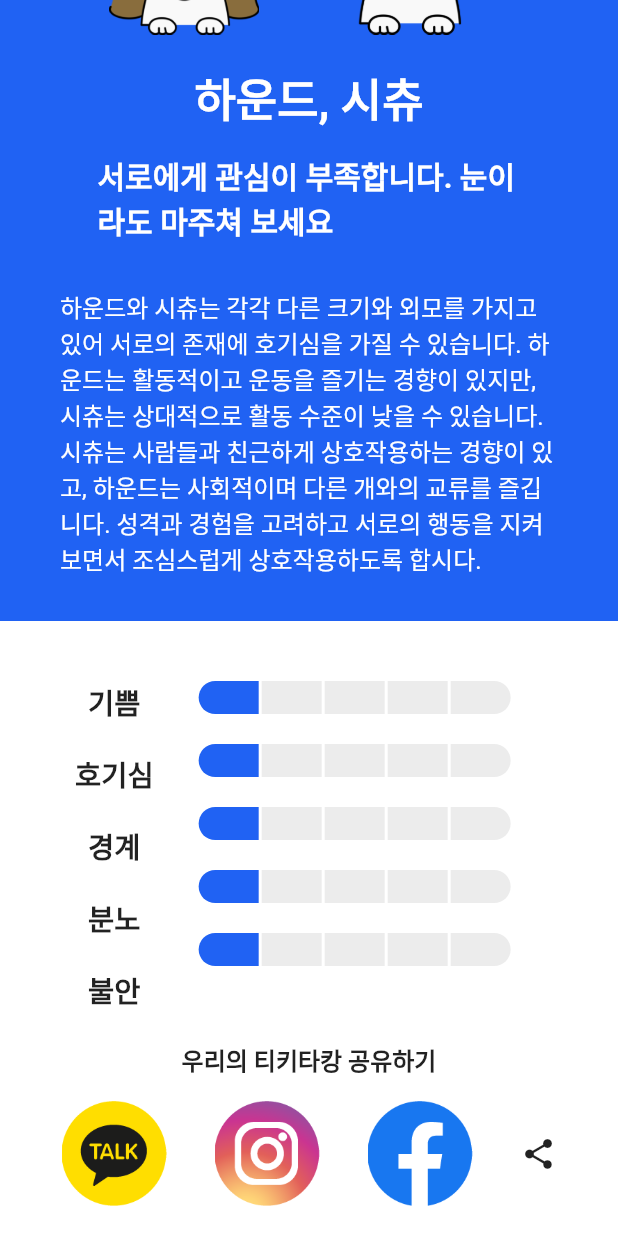
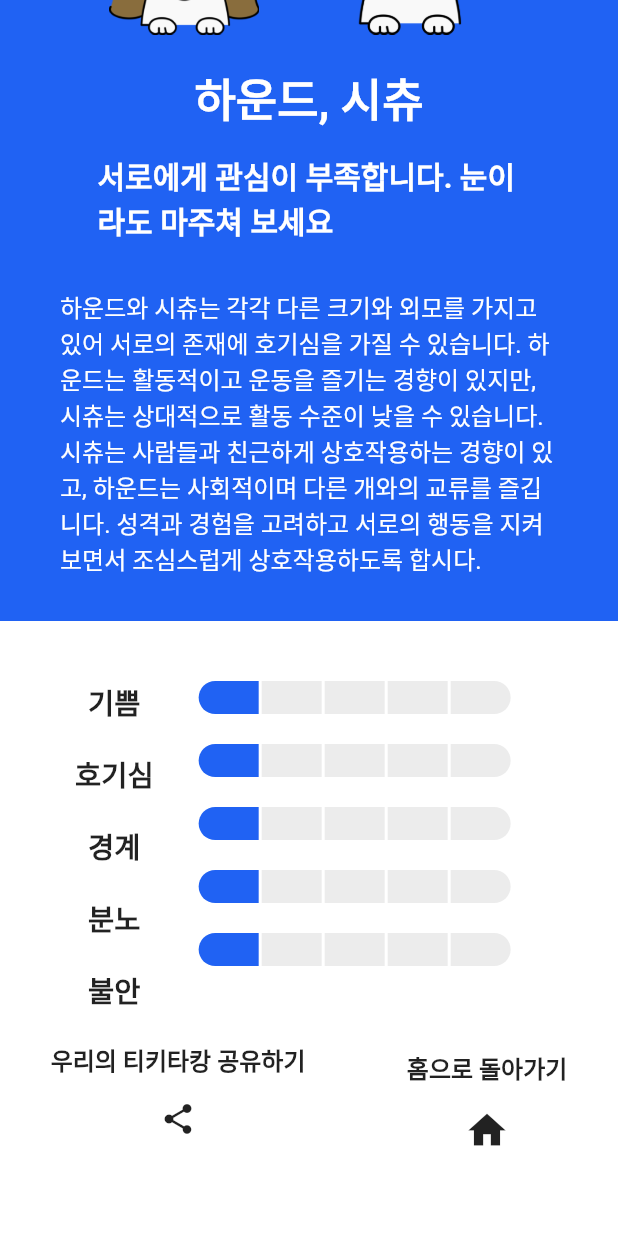
Before and after one commit to haeun930515/text_analyzer, a Flutter app: the ResultScreen screen opened directly with empty values, scrolled down 247 dp, on a phone screen of 412 x 824 dp. Run offline on Flutter 3.47's test engine with Material 2 defaults, Android fonts, the phone set to English and light mode, and no system bars; our stand-ins replace firebase_core, firebase_storage, flutter_dotenv, image_picker, page_view_dot_indicator; missing offline and left inert: flutter_share, google_mlkit_text_recognition, kakao_flutter_sdk; accounts and stored records are empty.

Commit message:
준최종

```diff
--- a/lib/main.dart
+++ b/lib/main.dart
@@ -27,10 +27,6 @@ void main() async {
     javaScriptAppKey: dotenv.env['KAKAO_JS_APP_KEY']!,
   );
 
-  // //스토리지 테스트
-  // FirebaseStorage firebaseStorage = FirebaseStorage.instance;
-  // Reference ref = firebaseStorage.ref("test/text");
-  // ref.putString("test");
   // 카카오 로그인 해시 키 받는 함수
   hasykey();
 
--- a/lib/model/text_model.dart
+++ b/lib/model/text_model.dart
@@ -1,7 +1,7 @@
 /// ChatAISendModel - AI 채팅 API 전달값
 class TextSendModel {
   final String text;
-  final String model = "gpt-4";
+  final String model = "gpt-3.5-turbo";
 
   TextSendModel(this.text);
 
--- a/lib/provider/openai_provider.dart
+++ b/lib/provider/openai_provider.dart
@@ -40,6 +40,7 @@ class OpenAIProvider with ChangeNotifier {
       } else {
         _answer = '응답을 불러오지 못했습니다. 다시 시도해주세요.';
         print("API CALL FAILED");
+        print(response.body);
         notifyListeners();
       }
     }
--- a/lib/ui/result/result_screen.dart
+++ b/lib/ui/result/result_screen.dart
@@ -5,10 +5,7 @@ import 'dart:typed_data';
 import 'package:firebase_storage/firebase_storage.dart';
 import 'package:flutter/material.dart';
 import 'package:provider/provider.dart';
-import 'package:social_share/social_share.dart';
 import 'package:text_analyzer/model/score_model.dart';
-import 'package:text_analyzer/provider/facebook_provider.dart';
-import 'package:text_analyzer/provider/insta_provider.dart';
 import 'package:text_analyzer/provider/kakao_provider.dart';
 import 'package:text_analyzer/provider/result_provider.dart';
 import 'package:text_analyzer/provider/share_provider.dart';
@@ -19,6 +16,7 @@ import 'dart:ui' as ui;
 
 import 'package:flutter/rendering.dart';
 import 'package:path_provider/path_provider.dart';
+import 'package:text_analyzer/utils/loading_indicator.dart';
 
 class ResultScreen extends StatefulWidget {
   const ResultScreen({super.key, required this.sm});
@@ -54,6 +52,7 @@ class _ResultScreenState extends State<ResultScreen> {
   Future<String> capture(GlobalKey globalKey) async {
     print("START CAPTURE");
     _isLoading = true;
+    LoadingIndicator(context);
     Completer<String> completer = Completer<String>();
     try {
       var renderObject = globalKey.currentContext?.findRenderObject();
@@ -77,7 +76,7 @@ class _ResultScreenState extends State<ResultScreen> {
         print(ref.getDownloadURL());
         completer.complete(imagePath);
         _isLoading = false;
-        print(_isLoading);
+
         return ref.getDownloadURL();
       } else {
         completer.completeError("Could not capture the image.");
@@ -289,59 +288,25 @@ class _ResultScreenState extends State<ResultScreen> {
             color: Colors.white,
             child: Column(
               children: [
+                Row(
+                  mainAxisAlignment: MainAxisAlignment.spaceAround,
+                  children: [
+                    //공유하기 버튼
+
+                    Column(
+                      children: [
                         Container(
                           child: const Text(
                             "우리의 티키타캉 공유하기",
-                    style: TextStyle(fontSize: 16, fontWeight: FontWeight.bold),
-                  ),
-                ),
-                Row(
-                  mainAxisAlignment: MainAxisAlignment.center,
-                  children: [
-                    //공유하기 버튼
-                    //카카오 공유하기 버튼
-                    GestureDetector(
-                        onTap: () async {
-                          imageUrl = await capture(globalKey);
-                          kakaoProvider.kakaoShare(context, imageUrl);
-                        },
-                        child: KakaoShareButton(
-                          text: '카카오',
-                          imageUrl: imageUrl,
-                        )),
-                    // 인스타 공유하기 버튼
-                    GestureDetector(
-                      onTap: () async {
-                        imageUrl = await capture(globalKey);
-                        SocialShare.shareInstagramStory(
-                          appId: "1300785473839184",
-                          imagePath: imagePath,
-                        );
-                        // imageUrl = await capture(globalKey);
-                        // instarProvider.instarShare(imageUrl);
-                      },
-                      child: InstarShareButton(
-                        text: '인스타',
-                        globalKey: globalKey,
-                      ),
-                    ),
-                    // 페이스북 공유하기 버튼
-                    GestureDetector(
-                      onTap: () async {
-                        imageUrl = await capture(globalKey);
-                        SocialShare.shareFacebookStory(
-                          appId: "1300785473839184",
-                          imagePath: imagePath,
-                        );
-                      },
-                      child: FacebookShareButton(
-                        text: '페이스북',
-                        globalKey: globalKey,
+                            style: TextStyle(
+                                fontSize: 16, fontWeight: FontWeight.bold),
                           ),
                         ),
                         GestureDetector(
                           onTap: () async {
                             imageUrl = await capture(globalKey);
+
+                            Navigator.of(context).pop();
                             imageShareProvider.imageShare(imagePath);
                           },
                           child: ImageShareButton(
@@ -350,9 +315,35 @@ class _ResultScreenState extends State<ResultScreen> {
                         ),
                       ],
                     ),
+                    Column(
+                      children: [
+                        Container(
+                          child: const Text(
+                            "홈으로 돌아가기",
+                            style: TextStyle(
+                                fontSize: 16, fontWeight: FontWeight.bold),
+                          ),
+                        ),
+                        const SizedBox(
+                          height: 15,
+                        ),
+                        InkWell(
+                          onTap: () {
+                            Navigator.popUntil(
+                                context, ModalRoute.withName('/'));
+                          },
+                          child: const Icon(
+                            Icons.home,
+                            size: 30,
+                          ),
+                        )
+                      ],
+                    )
+                  ],
+                ),
                 const SizedBox(
                   height: 50,
-                )
+                ),
               ],
             ),
           )
@@ -361,54 +352,14 @@ class _ResultScreenState extends State<ResultScreen> {
       ),
     );
 
-    var bodyProgress = Container(
-      child: Stack(
-        children: <Widget>[
-          body,
-          Container(
-            alignment: AlignmentDirectional.center,
-            decoration: const BoxDecoration(
-              color: Colors.white70,
-            ),
-            child: Container(
-              decoration: BoxDecoration(
-                  color: Colors.blue[200],
-                  borderRadius: BorderRadius.circular(10.0)),
-              width: 300.0,
-              height: 200.0,
-              alignment: AlignmentDirectional.center,
-              child: Column(
-                crossAxisAlignment: CrossAxisAlignment.center,
-                mainAxisAlignment: MainAxisAlignment.center,
-                children: <Widget>[
-                  const Center(
-                    child: SizedBox(
-                      height: 50.0,
-                      width: 50.0,
-                      child: CircularProgressIndicator(
-                        value: null,
-                        strokeWidth: 7.0,
-                      ),
-                    ),
-                  ),
-                  Container(
-                    margin: const EdgeInsets.only(top: 25.0),
-                    child: const Center(
-                      child: Text(
-                        "loading.. wait...",
-                        style: TextStyle(color: Colors.white),
-                      ),
-                    ),
-                  ),
-                ],
-              ),
-            ),
-          ),
-        ],
+    return WillPopScope(
+      onWillPop: () {
+        return Future(() => false);
+      },
+      child: Scaffold(
+        backgroundColor: Colors.white,
+        body: body,
       ),
     );
-
-    return Scaffold(
-        backgroundColor: Colors.white, body: _isLoading ? bodyProgress : body);
   }
 }
```
Also changed, not shown: lib/ui/aiwork/ai_work_screen.dart (+12 -1 lines), lib/ui/start/start_screen.dart (+7 -2 lines), lib/ui/textinput/text_input_screen.dart (+23 -8 lines), lib/utils/loading_indicator.dart (added, +14 -0 lines), 2 other files. Lines whose indentation alone changed are shown as unchanged.
